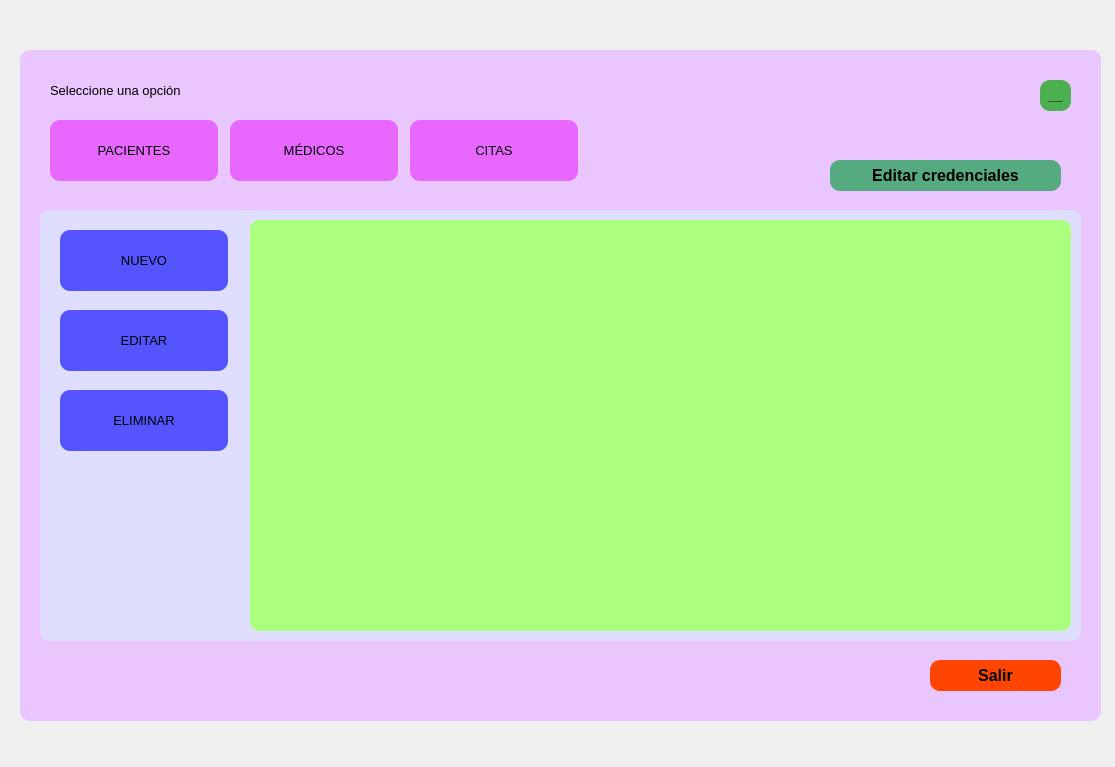
This is programa.ui in karmaly/Proyecto as Qt 5 draws it before an edit. The edited form follows.
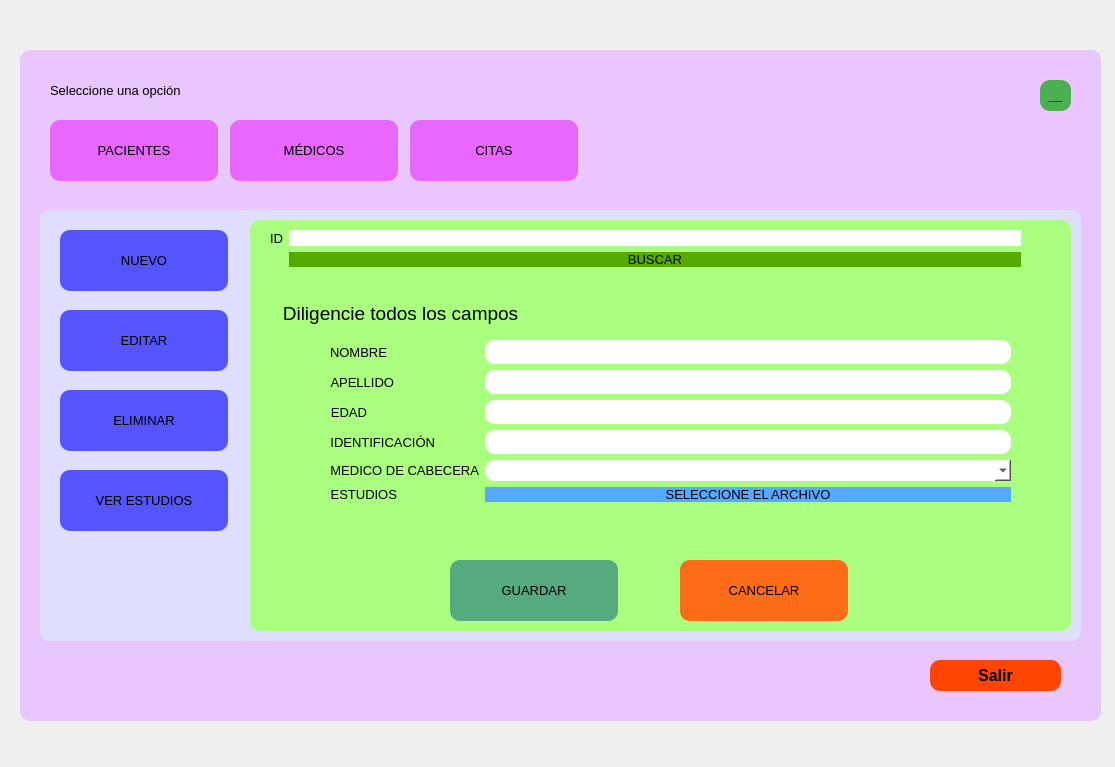
This is the edited form. The open tabs and pages were chosen to show the change.

Diff of the .ui file:
```diff
--- a/programa.ui
+++ b/programa.ui
@@ -24,7 +24,7 @@
    </property>
    <property name="font">
     <font>
-     <pointsize>12</pointsize>
+     <pointsize>10</pointsize>
     </font>
    </property>
    <property name="styleSheet">
@@ -415,8 +415,473 @@
         </widget>
        </widget>
       </widget>
-      <widget class="QWidget" name="camposedtpac"/>
-      <widget class="QWidget" name="casposeliminar"/>
+      <widget class="QWidget" name="camposedtpac">
+       <widget class="QGroupBox" name="groupBox_9">
+        <property name="geometry">
+         <rect>
+          <x>20</x>
+          <y>10</y>
+          <width>771</width>
+          <height>81</height>
+         </rect>
+        </property>
+        <property name="font">
+         <font>
+          <pointsize>14</pointsize>
+         </font>
+        </property>
+        <property name="title">
+         <string/>
+        </property>
+       </widget>
+       <widget class="QWidget" name="formLayoutWidget_8">
+        <property name="geometry">
+         <rect>
+          <x>20</x>
+          <y>10</y>
+          <width>751</width>
+          <height>63</height>
+         </rect>
+        </property>
+        <layout class="QFormLayout" name="formLayout_8">
+         <item row="0" column="0">
+          <widget class="QLabel" name="label_37">
+           <property name="font">
+            <font>
+             <pointsize>10</pointsize>
+            </font>
+           </property>
+           <property name="text">
+            <string>ID</string>
+           </property>
+          </widget>
+         </item>
+         <item row="1" column="1">
+          <widget class="QPushButton" name="buscarpac">
+           <property name="font">
+            <font>
+             <pointsize>10</pointsize>
+            </font>
+           </property>
+           <property name="styleSheet">
+            <string notr="true">background-color: rgb(85, 170, 0);</string>
+           </property>
+           <property name="text">
+            <string>BUSCAR</string>
+           </property>
+          </widget>
+         </item>
+         <item row="0" column="1">
+          <widget class="QLineEdit" name="idpac_buscar">
+           <property name="styleSheet">
+            <string notr="true">background-color: rgb(255, 255, 255);</string>
+           </property>
+          </widget>
+         </item>
+        </layout>
+       </widget>
+       <widget class="QGroupBox" name="groupBox_10">
+        <property name="geometry">
+         <rect>
+          <x>30</x>
+          <y>80</y>
+          <width>761</width>
+          <height>321</height>
+         </rect>
+        </property>
+        <property name="font">
+         <font>
+          <pointsize>14</pointsize>
+         </font>
+        </property>
+        <property name="styleSheet">
+         <string notr="true"/>
+        </property>
+        <property name="title">
+         <string>Diligencie todos los campos</string>
+        </property>
+        <widget class="QWidget" name="formLayoutWidget_9">
+         <property name="geometry">
+          <rect>
+           <x>50</x>
+           <y>40</y>
+           <width>681</width>
+           <height>212</height>
+          </rect>
+         </property>
+         <layout class="QFormLayout" name="formLayout_9">
+          <item row="0" column="0">
+           <widget class="QLabel" name="label_38">
+            <property name="font">
+             <font>
+              <pointsize>10</pointsize>
+             </font>
+            </property>
+            <property name="text">
+             <string>NOMBRE</string>
+            </property>
+            <property name="alignment">
+             <set>Qt::AlignRight|Qt::AlignTrailing|Qt::AlignVCenter</set>
+            </property>
+           </widget>
+          </item>
+          <item row="0" column="1">
+           <widget class="QLineEdit" name="nameedtpac">
+            <property name="font">
+             <font>
+              <family>Dubai Medium</family>
+              <pointsize>11</pointsize>
+             </font>
+            </property>
+            <property name="autoFillBackground">
+             <bool>false</bool>
+            </property>
+            <property name="styleSheet">
+             <string notr="true">background-color: rgb(255, 255, 255);</string>
+            </property>
+           </widget>
+          </item>
+          <item row="1" column="0">
+           <widget class="QLabel" name="label_39">
+            <property name="font">
+             <font>
+              <pointsize>10</pointsize>
+             </font>
+            </property>
+            <property name="text">
+             <string>APELLIDO</string>
+            </property>
+            <property name="alignment">
+             <set>Qt::AlignRight|Qt::AlignTrailing|Qt::AlignVCenter</set>
+            </property>
+           </widget>
+          </item>
+          <item row="1" column="1">
+           <widget class="QLineEdit" name="lastnameedtpac">
+            <property name="font">
+             <font>
+              <family>Dubai Medium</family>
+              <pointsize>11</pointsize>
+             </font>
+            </property>
+            <property name="styleSheet">
+             <string notr="true">background-color: rgb(255, 255, 255);</string>
+            </property>
+           </widget>
+          </item>
+          <item row="2" column="0">
+           <widget class="QLabel" name="label_40">
+            <property name="font">
+             <font>
+              <pointsize>10</pointsize>
+             </font>
+            </property>
+            <property name="text">
+             <string>EDAD</string>
+            </property>
+            <property name="alignment">
+             <set>Qt::AlignRight|Qt::AlignTrailing|Qt::AlignVCenter</set>
+            </property>
+           </widget>
+          </item>
+          <item row="2" column="1">
+           <widget class="QLineEdit" name="ageedtpac">
+            <property name="font">
+             <font>
+              <family>Dubai Medium</family>
+              <pointsize>11</pointsize>
+             </font>
+            </property>
+            <property name="styleSheet">
+             <string notr="true">background-color: rgb(255, 255, 255);</string>
+            </property>
+           </widget>
+          </item>
+          <item row="3" column="0">
+           <widget class="QLabel" name="label_41">
+            <property name="font">
+             <font>
+              <pointsize>10</pointsize>
+             </font>
+            </property>
+            <property name="text">
+             <string>IDENTIFICACIÓN</string>
+            </property>
+            <property name="alignment">
+             <set>Qt::AlignRight|Qt::AlignTrailing|Qt::AlignVCenter</set>
+            </property>
+           </widget>
+          </item>
+          <item row="3" column="1">
+           <widget class="QLineEdit" name="idedtpac">
+            <property name="font">
+             <font>
+              <family>Dubai Medium</family>
+              <pointsize>11</pointsize>
+             </font>
+            </property>
+            <property name="styleSheet">
+             <string notr="true">background-color: rgb(255, 255, 255);</string>
+            </property>
+           </widget>
+          </item>
+          <item row="4" column="0">
+           <widget class="QLabel" name="label_42">
+            <property name="font">
+             <font>
+              <pointsize>10</pointsize>
+             </font>
+            </property>
+            <property name="text">
+             <string>MEDICO DE CABECERA</string>
+            </property>
+            <property name="alignment">
+             <set>Qt::AlignRight|Qt::AlignTrailing|Qt::AlignVCenter</set>
+            </property>
+           </widget>
+          </item>
+          <item row="4" column="1">
+           <widget class="QComboBox" name="desplegedtmed">
+            <property name="font">
+             <font>
+              <pointsize>12</pointsize>
+             </font>
+            </property>
+            <property name="styleSheet">
+             <string notr="true">background-color: rgb(255, 255, 255);</string>
+            </property>
+           </widget>
+          </item>
+          <item row="5" column="0">
+           <widget class="QLabel" name="label_43">
+            <property name="font">
+             <font>
+              <pointsize>10</pointsize>
+             </font>
+            </property>
+            <property name="text">
+             <string>ESTUDIOS</string>
+            </property>
+            <property name="alignment">
+             <set>Qt::AlignRight|Qt::AlignTrailing|Qt::AlignVCenter</set>
+            </property>
+           </widget>
+          </item>
+          <item row="5" column="1">
+           <widget class="QPushButton" name="cargaedtpac">
+            <property name="font">
+             <font>
+              <pointsize>10</pointsize>
+             </font>
+            </property>
+            <property name="styleSheet">
+             <string notr="true">QPushButton {
+	background-color: #55aaff;
+}
+
+QPushButton:hover {
+    background-color: #ffaaff; /* Color de fondo modificado al pasar el ratón */
+}</string>
+            </property>
+            <property name="text">
+             <string>SELECCIONE EL ARCHIVO</string>
+            </property>
+           </widget>
+          </item>
+         </layout>
+        </widget>
+        <widget class="QPushButton" name="addedtpac">
+         <property name="geometry">
+          <rect>
+           <x>170</x>
+           <y>260</y>
+           <width>168</width>
+           <height>61</height>
+          </rect>
+         </property>
+         <property name="font">
+          <font>
+           <pointsize>10</pointsize>
+          </font>
+         </property>
+         <property name="styleSheet">
+          <string notr="true">QPushButton {
+	background-color: rgb(85, 170, 127);
+}
+
+QPushButton:hover {
+    background-color: #6CA6CD; /* Color de fondo modificado al pasar el ratón */
+}</string>
+         </property>
+         <property name="text">
+          <string>GUARDAR</string>
+         </property>
+        </widget>
+        <widget class="QPushButton" name="canceledtpac">
+         <property name="geometry">
+          <rect>
+           <x>400</x>
+           <y>260</y>
+           <width>168</width>
+           <height>61</height>
+          </rect>
+         </property>
+         <property name="font">
+          <font>
+           <pointsize>10</pointsize>
+          </font>
+         </property>
+         <property name="styleSheet">
+          <string notr="true">QPushButton {
+	background-color:  #FF6C17;
+}
+
+QPushButton:hover {
+    background-color: #6CA6CD; /* Color de fondo modificado al pasar el ratón */
+}</string>
+         </property>
+         <property name="text">
+          <string>CANCELAR</string>
+         </property>
+        </widget>
+       </widget>
+      </widget>
+      <widget class="QWidget" name="casposeliminarpac">
+       <widget class="QWidget" name="formLayoutWidget_10">
+        <property name="geometry">
+         <rect>
+          <x>30</x>
+          <y>140</y>
+          <width>751</width>
+          <height>63</height>
+         </rect>
+        </property>
+        <layout class="QFormLayout" name="formLayout_10">
+         <item row="0" column="0">
+          <widget class="QLabel" name="label_44">
+           <property name="font">
+            <font>
+             <pointsize>10</pointsize>
+            </font>
+           </property>
+           <property name="text">
+            <string>ID</string>
+           </property>
+          </widget>
+         </item>
+         <item row="1" column="1">
+          <widget class="QPushButton" name="paceliminar">
+           <property name="font">
+            <font>
+             <pointsize>10</pointsize>
+            </font>
+           </property>
+           <property name="styleSheet">
+            <string notr="true">background-color: rgb(85, 170, 0);</string>
+           </property>
+           <property name="text">
+            <string>BUSCAR</string>
+           </property>
+          </widget>
+         </item>
+         <item row="0" column="1">
+          <widget class="QLineEdit" name="idpac_eliminar">
+           <property name="styleSheet">
+            <string notr="true">background-color: rgb(255, 255, 255);</string>
+           </property>
+          </widget>
+         </item>
+        </layout>
+       </widget>
+      </widget>
+      <widget class="QWidget" name="camposestudiospac">
+       <widget class="QWidget" name="formLayoutWidget_12">
+        <property name="geometry">
+         <rect>
+          <x>30</x>
+          <y>10</y>
+          <width>751</width>
+          <height>63</height>
+         </rect>
+        </property>
+        <layout class="QFormLayout" name="formLayout_13">
+         <item row="0" column="0">
+          <widget class="QLabel" name="label_47">
+           <property name="font">
+            <font>
+             <pointsize>10</pointsize>
+            </font>
+           </property>
+           <property name="text">
+            <string>ID</string>
+           </property>
+          </widget>
+         </item>
+         <item row="1" column="1">
+          <widget class="QPushButton" name="pacestudio">
+           <property name="font">
+            <font>
+             <pointsize>10</pointsize>
+            </font>
+           </property>
+           <property name="styleSheet">
+            <string notr="true">background-color: rgb(85, 170, 0);</string>
+           </property>
+           <property name="text">
+            <string>BUSCAR</string>
+           </property>
+          </widget>
+         </item>
+         <item row="0" column="1">
+          <widget class="QLineEdit" name="idpac_estudio">
+           <property name="styleSheet">
+            <string notr="true">background-color: rgb(255, 255, 255);</string>
+           </property>
+          </widget>
+         </item>
+        </layout>
+       </widget>
+       <widget class="QTextBrowser" name="infoestudio">
+        <property name="geometry">
+         <rect>
+          <x>40</x>
+          <y>90</y>
+          <width>751</width>
+          <height>301</height>
+         </rect>
+        </property>
+        <property name="styleSheet">
+         <string notr="true">background-color: rgb(255, 255, 255);</string>
+        </property>
+       </widget>
+      </widget>
+     </widget>
+     <widget class="QPushButton" name="estudiospac">
+      <property name="geometry">
+       <rect>
+        <x>20</x>
+        <y>260</y>
+        <width>168</width>
+        <height>61</height>
+       </rect>
+      </property>
+      <property name="font">
+       <font>
+        <pointsize>10</pointsize>
+       </font>
+      </property>
+      <property name="styleSheet">
+       <string notr="true">QPushButton {
+	background-color: #5555ff;
+}
+
+QPushButton:hover {
+    background-color: #6CA6CD; /* Color de fondo modificado al pasar el ratón */
+}</string>
+      </property>
+      <property name="text">
+       <string>VER ESTUDIOS</string>
+      </property>
      </widget>
     </widget>
     <widget class="QWidget" name="medicos_2">
@@ -1134,38 +1599,6 @@
      <set>Qt::AlignLeading|Qt::AlignLeft|Qt::AlignVCenter</set>
     </property>
    </widget>
-   <widget class="QPushButton" name="edituser">
-    <property name="geometry">
-     <rect>
-      <x>810</x>
-      <y>110</y>
-      <width>231</width>
-      <height>31</height>
-     </rect>
-    </property>
-    <property name="font">
-     <font>
-      <pointsize>12</pointsize>
-      <weight>75</weight>
-      <bold>true</bold>
-      <underline>false</underline>
-      <strikeout>false</strikeout>
-     </font>
-    </property>
-    <property name="styleSheet">
-     <string notr="true">QPushButton {
-		background-color: rgb(85, 170, 127);
-        border: none;
-        border-radius: 10px;;
-    }</string>
-    </property>
-    <property name="text">
-     <string>Editar credenciales</string>
-    </property>
-    <property name="autoExclusive">
-     <bool>false</bool>
-    </property>
-   </widget>
   </widget>
  </widget>
  <resources/>
```
Left out of the diff: 447 changed lines with no effect on the pictures.
